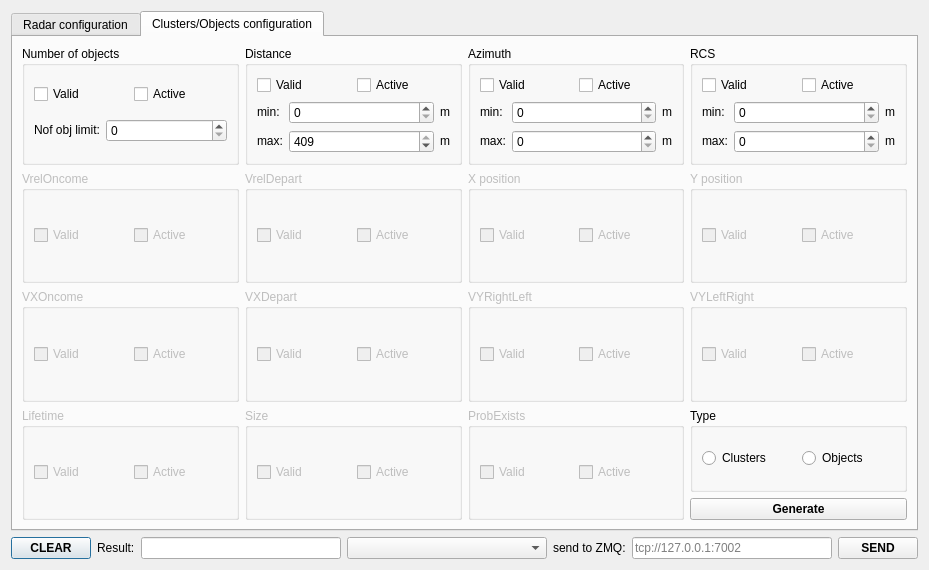
This is dialogconfig.ui in anatoltrush/RadarVisual as Qt 5 draws it before an edit. The edited form follows.
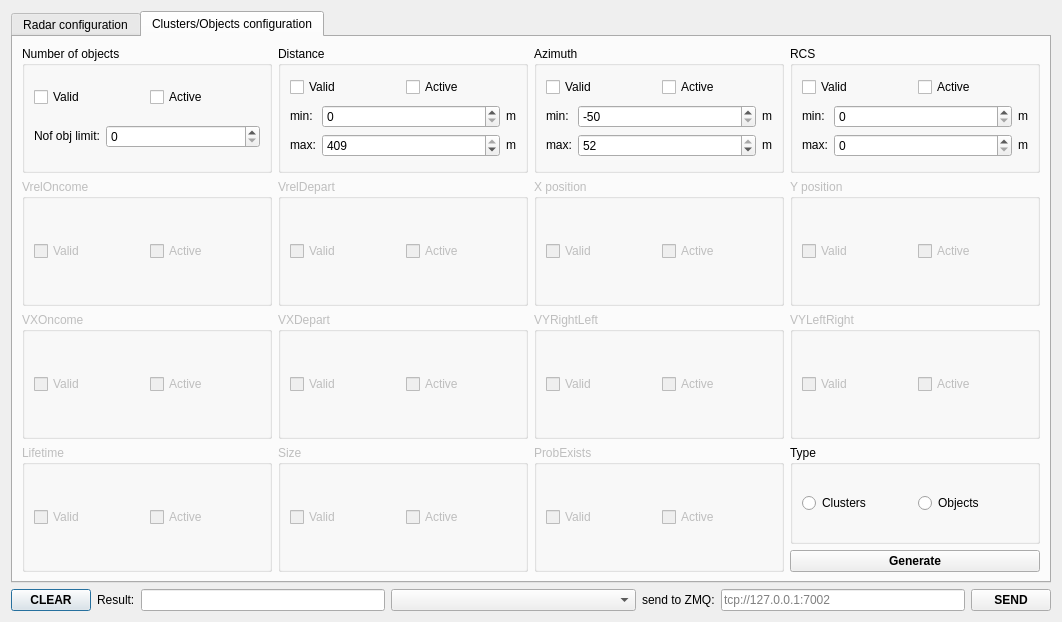
This is the edited form.

Diff of the .ui file:
```diff
--- a/dialogconfig.ui
+++ b/dialogconfig.ui
@@ -6,8 +6,8 @@
    <rect>
     <x>0</x>
     <y>0</y>
-    <width>845</width>
-    <height>552</height>
+    <width>1062</width>
+    <height>622</height>
    </rect>
   </property>
   <property name="windowTitle">
@@ -26,6 +26,7 @@
       <widget class="QPushButton" name="pBClearResStr">
        <property name="font">
         <font>
+         <weight>75</weight>
          <bold>true</bold>
         </font>
        </property>
@@ -51,6 +52,7 @@
        </property>
        <property name="font">
         <font>
+         <weight>75</weight>
          <bold>true</bold>
         </font>
        </property>
@@ -69,6 +71,7 @@
        </property>
        <property name="font">
         <font>
+         <weight>75</weight>
          <bold>true</bold>
         </font>
        </property>
@@ -92,6 +95,7 @@
       <widget class="QPushButton" name="pBSend">
        <property name="font">
         <font>
+         <weight>75</weight>
          <bold>true</bold>
         </font>
        </property>
@@ -1243,6 +1247,15 @@
               <property name="toolTipDuration">
                <number>5000</number>
               </property>
+              <property name="minimum">
+               <number>-50</number>
+              </property>
+              <property name="maximum">
+               <number>52</number>
+              </property>
+              <property name="value">
+               <number>-50</number>
+              </property>
              </widget>
             </item>
             <item row="0" column="2">
@@ -1279,6 +1292,15 @@
               <property name="toolTipDuration">
                <number>5000</number>
               </property>
+              <property name="minimum">
+               <number>-50</number>
+              </property>
+              <property name="maximum">
+               <number>52</number>
+              </property>
+              <property name="value">
+               <number>52</number>
+              </property>
              </widget>
             </item>
             <item row="1" column="2">
@@ -1765,6 +1787,7 @@
           <widget class="QPushButton" name="pBGenClObjConf">
            <property name="font">
             <font>
+             <weight>75</weight>
              <bold>true</bold>
             </font>
            </property>
```
Left out of the diff: 1 changed line with no effect on the pictures.
